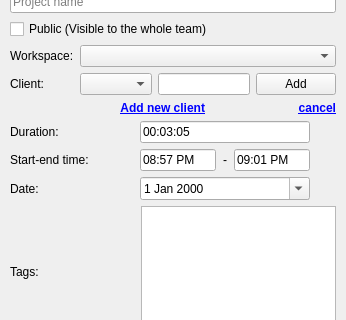
toggl-open-source/toggldesktop, file src/ui/linux/TogglDesktop/timeentryeditorwidget.ui: the form before one commit; both pictures show x 0 to 346 and y 96 to 416 of the 346 by 543 pixel window.
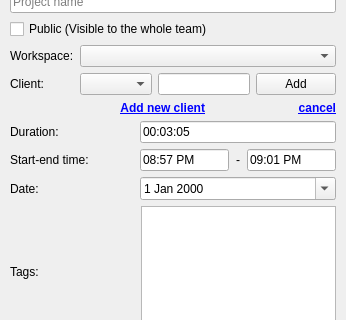
The form after the commit.

Commit message: Better fix for start end time input size issue (linux)

Patch:
```diff
--- a/src/ui/linux/TogglDesktop/timeentryeditorwidget.ui
+++ b/src/ui/linux/TogglDesktop/timeentryeditorwidget.ui
@@ -294,7 +294,7 @@
      </property>
      <property name="maximumSize">
       <size>
-       <width>300</width>
+       <width>350</width>
        <height>125</height>
       </size>
      </property>
```
